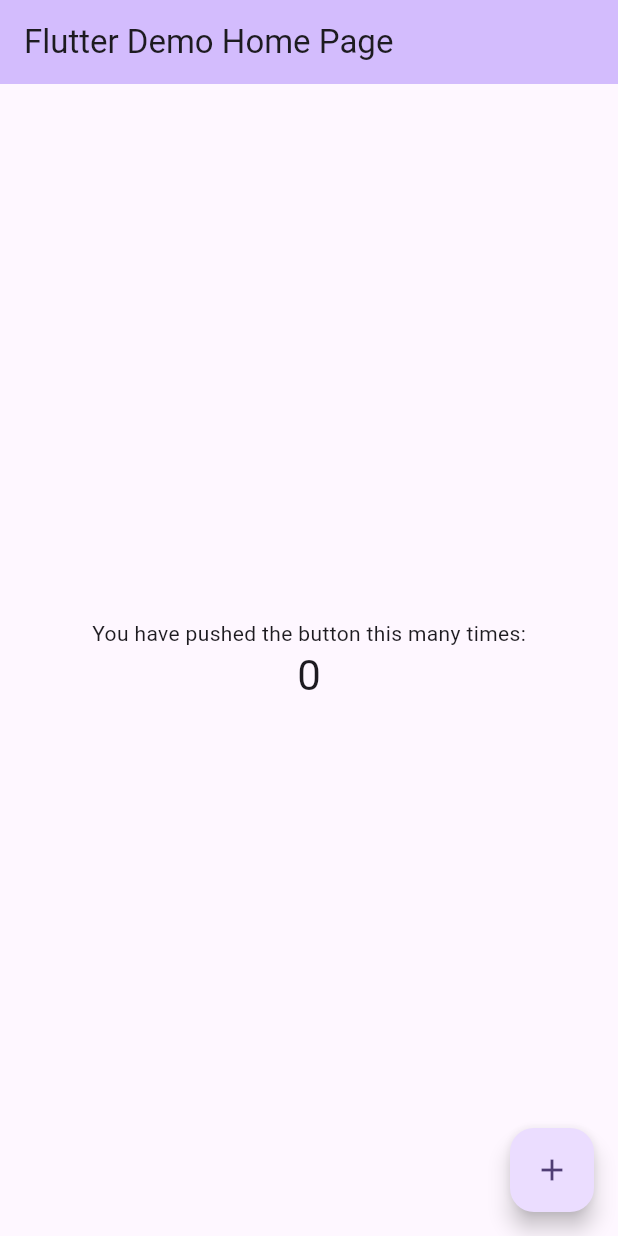
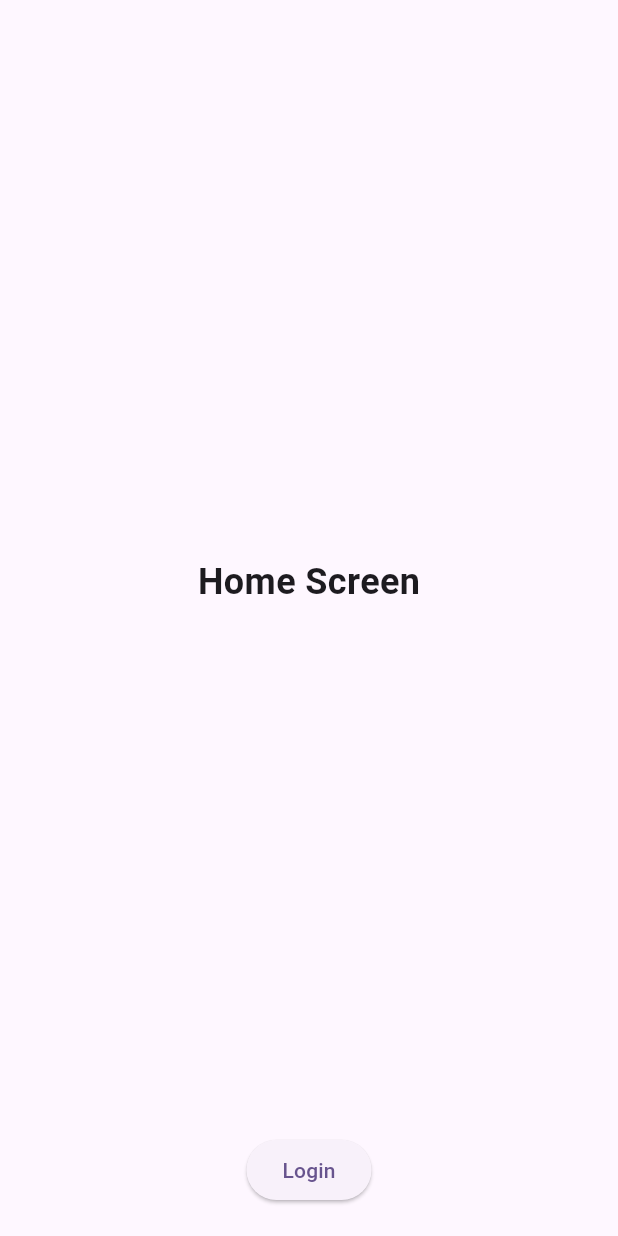
Before and after one commit to Daujat/E-commerce-by-DavidMike, a Flutter app: the screen it shows after launch, on a phone screen of 412 x 824 dp. Run offline on Flutter 3.47's test engine with Material 3 defaults, Android fonts, the phone set to English and light mode, and no system bars; our stand-ins replace flutter_svg, go_router.

```diff
--- a/lib/main.dart
+++ b/lib/main.dart
@@ -1,3 +1,4 @@
+import 'package:ecommerce_app/router/app_router.dart';
 import 'package:flutter/material.dart';
 
 void main() {
@@ -10,28 +11,13 @@ class MyApp extends StatelessWidget {
   // This widget is the root of your application.
   @override
   Widget build(BuildContext context) {
-    return MaterialApp(
+    return MaterialApp.router(
       title: 'Flutter Demo',
       theme: ThemeData(
-        // This is the theme of your application.
-        //
-        // TRY THIS: Try running your application with "flutter run". You'll see
-        // the application has a purple toolbar. Then, without quitting the app,
-        // try changing the seedColor in the colorScheme below to Colors.green
-        // and then invoke "hot reload" (save your changes or press the "hot
-        // reload" button in a Flutter-supported IDE, or press "r" if you used
-        // the command line to start the app).
-        //
-        // Notice that the counter didn't reset back to zero; the application
-        // state is not lost during the reload. To reset the state, use hot
-        // restart instead.
-        //
-        // This works for code too, not just values: Most code changes can be
-        // tested with just a hot reload.
         colorScheme: ColorScheme.fromSeed(seedColor: Colors.deepPurple),
         useMaterial3: true,
       ),
-      home: const MyHomePage(title: 'Flutter Demo Home Page'),
+      routerConfig: appRouter,
     );
   }
 }
--- /dev/null
+++ b/lib/router/app_router.dart
@@ -0,0 +1,17 @@
+import 'package:ecommerce_app/screens/auth/login_screen.dart';
+import 'package:ecommerce_app/screens/home/home_screen.dart';
+import 'package:go_router/go_router.dart';
+
+final GoRouter appRouter = GoRouter(
+  routes: [
+    GoRoute(
+      path: '/',
+      builder: (context, state) => HomeScreen(),
+    ),
+    GoRoute(
+        path: '/login',
+        builder: (context, state) {
+          return const LoginScreen();
+        }),
+  ],
+);
--- /dev/null
+++ b/lib/screens/home/home_screen.dart
@@ -0,0 +1,31 @@
+import 'package:flutter/material.dart';
+import 'package:go_router/go_router.dart';
+
+class HomeScreen extends StatelessWidget {
+  const HomeScreen({super.key});
+
+  @override
+  Widget build(BuildContext context) {
+    return Scaffold(
+      body: Padding(
+        padding: const EdgeInsets.symmetric(vertical: 20),
+        child: Column(
+          children: [
+            Expanded(
+              child: Center(
+                child: Text(
+                  'Home Screen',
+                  style: TextStyle(fontSize: 24, fontWeight: FontWeight.bold),
+                ),
+              ),
+            ),
+            ElevatedButton(
+              onPressed: () => context.go('/login'),
+              child: Text('Login'),
+            ),
+          ],
+        ),
+      ),
+    );
+  }
+}
```
Also changed, not shown: lib/core/app_colors.dart (added, +18 -0 lines), lib/core/text_styles.dart (added, +10 -0 lines), lib/screens/auth/login_screen.dart (added, +113 -0 lines), pubspec.yaml (+6 -71 lines), assets/images/appLogo.svg (added), pubspec.lock.
